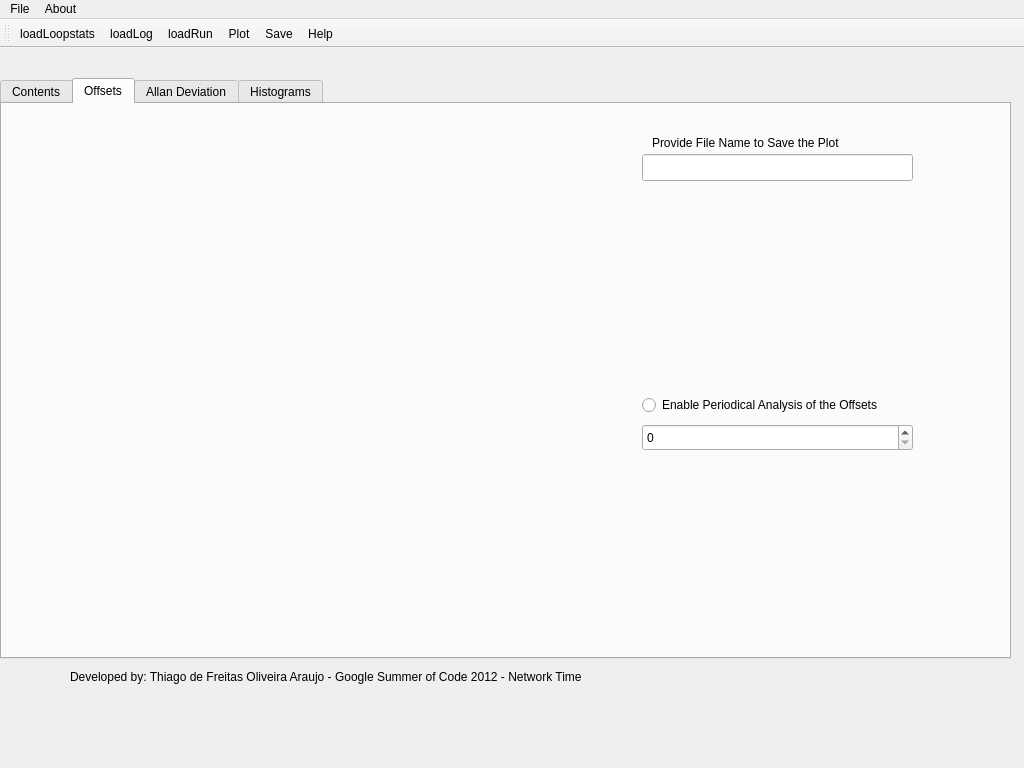
This is gsoc2012/ntpstats.ui in thiagodefreitas/NetworkTime as Qt 5 draws it before an edit. The edited form follows.
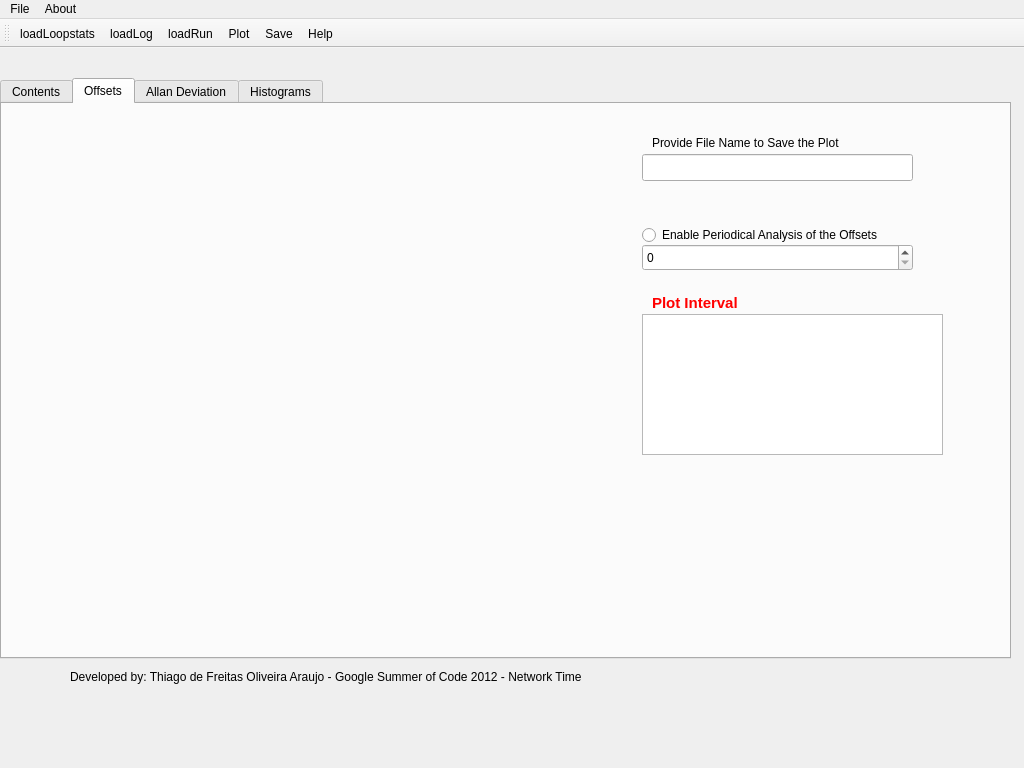
This is the edited form. The open tabs and pages were chosen to show the change. Icons and pictures are not drawn.

Commit message: Added Allan Deviation Values besides the Plot and Interval Definitions

What changed in the file:
```diff
--- a/gsoc2012/ntpstats.ui
+++ b/gsoc2012/ntpstats.ui
@@ -103,7 +103,7 @@
       <property name="geometry">
        <rect>
         <x>640</x>
-        <y>320</y>
+        <y>140</y>
         <width>271</width>
         <height>27</height>
        </rect>
@@ -113,7 +113,7 @@
       <property name="geometry">
        <rect>
         <x>640</x>
-        <y>290</y>
+        <y>120</y>
         <width>311</width>
         <height>22</height>
        </rect>
@@ -122,6 +122,33 @@
        <string>Enable Periodical Analysis of the Offsets</string>
       </property>
      </widget>
+     <widget class="QTextEdit" name="textEdit_2">
+      <property name="geometry">
+       <rect>
+        <x>640</x>
+        <y>210</y>
+        <width>301</width>
+        <height>141</height>
+       </rect>
+      </property>
+     </widget>
+     <widget class="QLabel" name="label_6">
+      <property name="geometry">
+       <rect>
+        <x>650</x>
+        <y>190</y>
+        <width>131</width>
+        <height>17</height>
+       </rect>
+      </property>
+      <property name="text">
+       <string>&lt;!DOCTYPE HTML PUBLIC &quot;-//W3C//DTD HTML 4.0//EN&quot; &quot;http://www.w3.org/TR/REC-html40/strict.dtd&quot;&gt;
+&lt;html&gt;&lt;head&gt;&lt;meta name=&quot;qrichtext&quot; content=&quot;1&quot; /&gt;&lt;style type=&quot;text/css&quot;&gt;
+p, li { white-space: pre-wrap; }
+&lt;/style&gt;&lt;/head&gt;&lt;body style=&quot; font-family:'Ubuntu'; font-size:11pt; font-weight:400; font-style:normal;&quot;&gt;
+&lt;p style=&quot; margin-top:0px; margin-bottom:0px; margin-left:0px; margin-right:0px; -qt-block-indent:0; text-indent:0px;&quot;&gt;&lt;span style=&quot; font-weight:600; color:#ff0000;&quot;&gt;Plot Interval&lt;/span&gt;&lt;/p&gt;&lt;/body&gt;&lt;/html&gt;</string>
+      </property>
+     </widget>
     </widget>
     <widget class="QWidget" name="tab_3">
      <attribute name="title">
```
Left out of the diff: 29 changed lines with no effect on the pictures. The commit also changes 4 other files.
